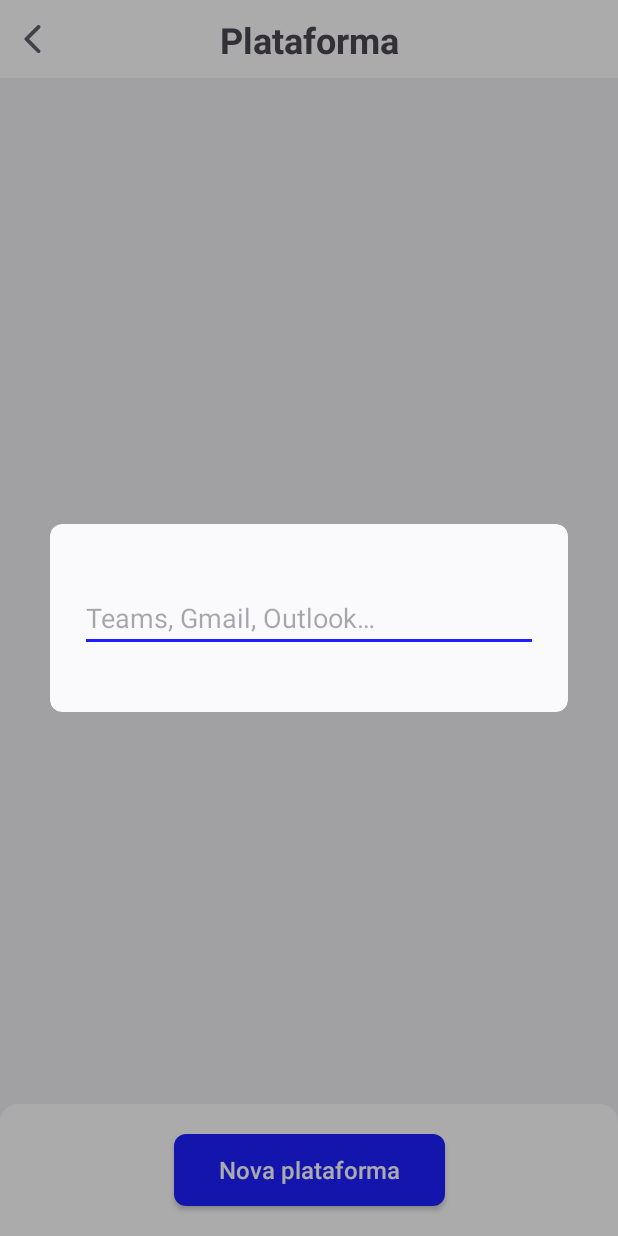
After one commit to L-Mosca/Dumb-Password, an Android app: the NewPlatformDialog screen opened through its navigation route, on a phone screen of 412 x 824 dp. The commit adds this screen. Run offline under Robolectric (Android 15) with nearby library versions, the phone set to English and light mode, and no system bars; our stand-ins replace Dagger/Hilt's generated code.

Commit message:
Feature: Add platform flow.

```diff
--- a/app/src/main/java/br/com/moscatech/dumbpassword/data/local/preferences/PreferencesContract.kt
+++ b/app/src/main/java/br/com/moscatech/dumbpassword/data/local/preferences/PreferencesContract.kt
@@ -4,4 +4,7 @@ interface PreferencesContract {
 
     suspend fun saveGroup(newGroups: List<String>)
     suspend fun getGroups(): List<String>
+
+    suspend fun savePlatform(newPlatforms: List<String>)
+    suspend fun  getPlatforms(): List<String>
 }
--- a/app/src/main/java/br/com/moscatech/dumbpassword/data/local/preferences/PreferencesDataStore.kt
+++ b/app/src/main/java/br/com/moscatech/dumbpassword/data/local/preferences/PreferencesDataStore.kt
@@ -23,6 +23,7 @@ class PreferencesDataStore @Inject constructor(@ApplicationContext context: Cont
         private const val NAME = "${BuildConfig.VERSION_NAME}.Preferences.${BuildConfig.BUILD_TYPE}"
 
         private val groups = stringPreferencesKey(name = "$NAME.Groups")
+        private val platforms = stringPreferencesKey(name = "$NAME.Platforms")
     }
 
     private val Context.dataStore by preferencesDataStore(name = NAME)
@@ -38,6 +39,16 @@ class PreferencesDataStore @Inject constructor(@ApplicationContext context: Cont
         return dataStore.getData<List<String>>(groups) ?: emptyList()
     }
 
+    override suspend fun savePlatform(newPlatforms: List<String>) {
+        dataStore.edit { pref ->
+            pref[platforms] = Gson().toJson(newPlatforms)
+        }
+    }
+
+    override suspend fun getPlatforms(): List<String> {
+        return dataStore.getData<List<String>>(platforms) ?: emptyList()
+    }
+
     internal suspend inline fun <reified T> DataStore<Preferences>.getData(key: Preferences.Key<String>): T? {
         return runCatching {
             this.data.catch { exception ->
--- /dev/null
+++ b/app/src/main/java/br/com/moscatech/dumbpassword/domain/model/exceptions/DuplicatedPlatformException.kt
@@ -0,0 +1,3 @@
+package br.com.moscatech.dumbpassword.domain.model.exceptions
+
+class DuplicatedPlatformException : Exception()
--- /dev/null
+++ b/app/src/main/java/br/com/moscatech/dumbpassword/ui/screens/new_platform/NewPlatformDialog.kt
@@ -0,0 +1,44 @@
+package br.com.moscatech.dumbpassword.ui.screens.new_platform
+
+import android.view.LayoutInflater
+import androidx.fragment.app.viewModels
+import br.com.moscatech.dumbpassword.base.BaseDialogFragment
+import br.com.moscatech.dumbpassword.databinding.DialogNewPlatformBinding
+import br.com.moscatech.dumbpassword.utils.showKeyboard
+import dagger.hilt.android.AndroidEntryPoint
+
+@AndroidEntryPoint
+class NewPlatformDialog : BaseDialogFragment<DialogNewPlatformBinding>() {
+
+    companion object {
+        const val NEW_PLATFORM_ARG = "NewPlatformDialog.NewPlatformArg"
+    }
+
+    override val bindingInflater: (LayoutInflater) -> DialogNewPlatformBinding
+        get() = DialogNewPlatformBinding::inflate
+
+    override val viewModel: NewPlatformViewModel by viewModels()
+
+    override fun initViews() {
+        binding.etNewPlatformName.showKeyboard(requireActivity().window)
+
+        with(binding.etNewPlatformName) {
+            setOnEditorActionListener { textView, actionId, _ ->
+                viewModel.onEditorActionListener(textView, actionId)
+            }
+        }
+    }
+
+    override fun initObservers() {
+        // return to 'GroupFragment'
+        viewModel.platformSaved.observe(this) {
+            setNavigationResult(NEW_PLATFORM_ARG, it)
+            dismiss()
+        }
+
+        viewModel.platformName.observe(this) {
+            binding.etNewPlatformName.setText(it)
+            binding.etNewPlatformName.setSelection(it.length)
+        }
+    }
+}
--- /dev/null
+++ b/app/src/main/java/br/com/moscatech/dumbpassword/ui/screens/new_platform/NewPlatformViewModel.kt
@@ -0,0 +1,54 @@
+package br.com.moscatech.dumbpassword.ui.screens.new_platform
+
+import android.view.inputmethod.EditorInfo
+import android.widget.TextView
+import androidx.lifecycle.LiveData
+import androidx.lifecycle.MutableLiveData
+import androidx.lifecycle.SavedStateHandle
+import androidx.lifecycle.viewModelScope
+import br.com.moscatech.dumbpassword.base.BaseViewModel
+import br.com.moscatech.dumbpassword.domain.use_case.PlatformUseCase
+import dagger.hilt.android.lifecycle.HiltViewModel
+import kotlinx.coroutines.launch
+import javax.inject.Inject
+
+@HiltViewModel
+class NewPlatformViewModel @Inject constructor(
+    private val platformUseCase: PlatformUseCase,
+    savedStateHandle: SavedStateHandle,
+) : BaseViewModel() {
+
+    private val _platformSaved: MutableLiveData<String> = MutableLiveData()
+    val platformSaved: LiveData<String> get() = _platformSaved
+
+    private val platformArg: String = savedStateHandle["platform"] ?: ""
+
+    private val _platformName: MutableLiveData<String> = MutableLiveData()
+    val platformName: LiveData<String> get() = _platformName
+
+    private val isEditMode = platformArg.isNotEmpty()
+
+    init {
+        _platformName.postValue(platformArg)
+    }
+
+    fun onEditorActionListener(view: TextView, actionId: Int): Boolean {
+        return if (actionId == EditorInfo.IME_ACTION_SEND) {
+            val platformName = view.text.toString()
+            viewModelScope.launch {
+                if (isEditMode) editPlatform(platformName)
+                else savePlatform(platformName)
+                _platformSaved.postValue(platformName)
+            }
+            true
+        } else false
+    }
+
+    private suspend fun savePlatform(platformName: String) {
+        platformUseCase.savePlatform(platformName)
+    }
+
+    private suspend fun editPlatform(platformName: String) {
+        platformUseCase.editPlatform(platformArg, platformName)
+    }
+}
--- /dev/null
+++ b/app/src/main/java/br/com/moscatech/dumbpassword/ui/screens/platform/PlatformFragment.kt
@@ -0,0 +1,79 @@
+package br.com.moscatech.dumbpassword.ui.screens.platform
+
+import android.view.Gravity
+import android.view.LayoutInflater
+import androidx.appcompat.widget.PopupMenu
+import androidx.fragment.app.viewModels
+import br.com.moscatech.dumbpassword.R
+import br.com.moscatech.dumbpassword.base.BaseFragment
+import br.com.moscatech.dumbpassword.databinding.FragmentPlatformBinding
+import br.com.moscatech.dumbpassword.ui.adapters.GroupAdapter
+import br.com.moscatech.dumbpassword.ui.screens.new_platform.NewPlatformDialog
+import br.com.moscatech.dumbpassword.utils.navigate
+import br.com.moscatech.dumbpassword.utils.popBackStack
+import dagger.hilt.android.AndroidEntryPoint
+
+@AndroidEntryPoint
+class PlatformFragment : BaseFragment<FragmentPlatformBinding>() {
+
+    companion object {
+        const val SELECTED_PLATFORM_ARG = "GroupFragment.SelectedPlatformArg"
+    }
+
+    override val bindingInflater: (LayoutInflater) -> FragmentPlatformBinding
+        get() = FragmentPlatformBinding::inflate
+
+    override val viewModel: PlatformViewModel by viewModels()
+
+    private val adapter by lazy { GroupAdapter() }
+
+    override fun initViews() {
+        binding.apply {
+            platformAppBar.setOnBackClickListener { popBackStack() }
+
+            btNewPlatform.setOnClickListener {
+                val direction = PlatformFragmentDirections.actionPlatformFragmentToNewPlatformDialog()
+                navigate(direction)
+            }
+        }
+    }
+
+    override fun initObservers() {
+        viewModel.platformList.observe(this) { platformList ->
+            setupAdapter(platformList)
+        }
+
+        viewModel.showEditDialog.observe(viewLifecycleOwner) { (_, platform) ->
+            val direction = PlatformFragmentDirections.actionPlatformFragmentToNewPlatformDialog(platform)
+            navigate(direction)
+        }
+
+        // Called when user press 'send' on keyboard in 'NewPlatformDialog'
+        getNavigationResult<String>(NewPlatformDialog.NEW_PLATFORM_ARG)?.observe(viewLifecycleOwner) {
+            viewModel.getPlatforms()
+        }
+    }
+
+    private fun setupAdapter(platformList: List<String>) {
+        binding.rvPlatforms.adapter = adapter
+        adapter.submitList(platformList)
+
+        adapter.onItemClicked = { platform, _ ->
+            setNavigationResult(SELECTED_PLATFORM_ARG, platform)
+            popBackStack()
+        }
+        adapter.onItemLongClicked = { platform, view, position ->
+            PopupMenu(requireContext(), view, Gravity.END).apply {
+                menuInflater.inflate(R.menu.group_menu, this.menu)
+                setOnMenuItemClickListener {
+                    when (it.itemId) {
+                        R.id.menuGroupEdit -> viewModel.onEditClicked(platform, position)
+                        R.id.menuGroupDelete -> viewModel.onDeleteClicked(platform)
+                    }
+                    true
+                }
+                show()
+            }
+        }
+    }
+}
--- /dev/null
+++ b/app/src/main/java/br/com/moscatech/dumbpassword/ui/screens/platform/PlatformViewModel.kt
@@ -0,0 +1,45 @@
+package br.com.moscatech.dumbpassword.ui.screens.platform
+
+import androidx.lifecycle.LiveData
+import androidx.lifecycle.MutableLiveData
+import androidx.lifecycle.viewModelScope
+import br.com.moscatech.dumbpassword.base.BaseViewModel
+import br.com.moscatech.dumbpassword.domain.use_case.PlatformUseCase
+import dagger.hilt.android.lifecycle.HiltViewModel
+import kotlinx.coroutines.launch
+import javax.inject.Inject
+
+@HiltViewModel
+class PlatformViewModel @Inject constructor(
+    private val platformUseCase: PlatformUseCase,
+) : BaseViewModel() {
+
+    private val _platformList = MutableLiveData<List<String>>()
+    val platformList: LiveData<List<String>> get() = _platformList
+
+    private val _showEditDialog = MutableLiveData<Pair<Int, String>>()
+    val showEditDialog: LiveData<Pair<Int, String>> get() = _showEditDialog
+
+    init {
+        getPlatforms()
+    }
+
+    fun getPlatforms() {
+        viewModelScope.launch {
+            _platformList.postValue(platformUseCase.getPlatforms())
+        }
+    }
+
+    fun onEditClicked(group: String, position: Int) {
+        _showEditDialog.postValue(Pair(position, group))
+    }
+
+    fun onDeleteClicked(group: String) {
+        viewModelScope.launch {
+            val list = _platformList.value?.toMutableList() ?: mutableListOf()
+            list.remove(group)
+            platformUseCase.deletePlatform(list)
+            _platformList.postValue(list)
+        }
+    }
+}
--- a/app/src/main/java/br/com/moscatech/dumbpassword/utils/ViewExtensions.kt
+++ b/app/src/main/java/br/com/moscatech/dumbpassword/utils/ViewExtensions.kt
@@ -1 +1,10 @@
 package br.com.moscatech.dumbpassword.utils
+
+import android.view.View
+import android.view.Window
+import androidx.core.view.WindowCompat
+import androidx.core.view.WindowInsetsCompat
+
+fun View.showKeyboard(window: Window) {
+    WindowCompat.getInsetsController(window, this).show(WindowInsetsCompat.Type.ime())
+}
--- /dev/null
+++ b/app/src/main/res/layout/dialog_new_platform.xml
@@ -0,0 +1,28 @@
+<?xml version="1.0" encoding="utf-8"?>
+<com.google.android.material.card.MaterialCardView xmlns:android="http://schemas.android.com/apk/res/android"
+    android:layout_width="match_parent"
+    android:layout_height="wrap_content"
+    android:layout_gravity="center"
+    android:layout_margin="20dp">
+
+    <androidx.appcompat.widget.LinearLayoutCompat
+        android:layout_width="match_parent"
+        android:layout_height="wrap_content"
+        android:layout_gravity="center_horizontal"
+        android:orientation="vertical"
+        android:paddingHorizontal="20dp"
+        android:paddingVertical="40dp">
+
+        <com.google.android.material.textfield.TextInputEditText
+            android:id="@+id/etNewPlatformName"
+            android:layout_width="match_parent"
+            android:layout_height="wrap_content"
+            android:hint="@string/platform_examples"
+            android:imeOptions="actionSend"
+            android:inputType="text"
+            android:lines="1"
+            android:maxLength="40"
+            android:maxLines="1" />
+
+    </androidx.appcompat.widget.LinearLayoutCompat>
+</com.google.android.material.card.MaterialCardView>
--- /dev/null
+++ b/app/src/main/res/layout/fragment_platform.xml
@@ -0,0 +1,52 @@
+<?xml version="1.0" encoding="utf-8"?>
+<androidx.constraintlayout.widget.ConstraintLayout xmlns:android="http://schemas.android.com/apk/res/android"
+    xmlns:app="http://schemas.android.com/apk/res-auto"
+    xmlns:tools="http://schemas.android.com/tools"
+    android:layout_width="match_parent"
+    android:layout_height="match_parent"
+    android:background="?attr/containerColor">
+
+    <br.com.moscatech.dumbpassword.ui.custom_view.BaseAppBar
+        android:id="@+id/platformAppBar"
+        android:layout_width="0dp"
+        android:layout_height="wrap_content"
+        app:layout_constraintEnd_toEndOf="parent"
+        app:layout_constraintStart_toStartOf="parent"
+        app:layout_constraintTop_toTopOf="parent"
+        app:title="@string/platform" />
+
+    <androidx.recyclerview.widget.RecyclerView
+        android:id="@+id/rvPlatforms"
+        android:layout_width="0dp"
+        android:layout_height="0dp"
+        app:layoutManager="androidx.recyclerview.widget.LinearLayoutManager"
+        app:layout_constraintBottom_toTopOf="@id/clPlatformButton"
+        app:layout_constraintEnd_toEndOf="parent"
+        app:layout_constraintStart_toStartOf="parent"
+        app:layout_constraintTop_toBottomOf="@id/platformAppBar"
+        tools:itemCount="10"
+        tools:listitem="@layout/adapter_group" />
+
+    <androidx.constraintlayout.widget.ConstraintLayout
+        android:id="@+id/clPlatformButton"
+        android:layout_width="0dp"
+        android:layout_height="wrap_content"
+        android:background="@drawable/bottom_sheet_shape"
+        app:layout_constraintBottom_toBottomOf="parent"
+        app:layout_constraintEnd_toEndOf="parent"
+        app:layout_constraintStart_toStartOf="parent">
+
+        <androidx.appcompat.widget.AppCompatButton
+            android:id="@+id/btNewPlatform"
+            android:layout_width="wrap_content"
+            android:layout_height="wrap_content"
+            android:layout_margin="20dp"
+            android:text="@string/new_platform"
+            app:layout_constraintBottom_toBottomOf="parent"
+            app:layout_constraintEnd_toEndOf="parent"
+            app:layout_constraintStart_toStartOf="parent"
+            app:layout_constraintTop_toTopOf="parent" />
+    </androidx.constraintlayout.widget.ConstraintLayout>
+
+
+</androidx.constraintlayout.widget.ConstraintLayout>
--- a/app/src/main/res/navigation/main_nav_graph.xml
+++ b/app/src/main/res/navigation/main_nav_graph.xml
@@ -37,7 +37,11 @@
         <action
             android:id="@+id/action_createPasswordFragment_to_group_nav_graph"
             app:destination="@id/group_nav_graph" />
+        <action
+            android:id="@+id/action_createPasswordFragment_to_platform_nav_graph"
+            app:destination="@id/platform_nav_graph" />
     </fragment>
 
     <include app:graph="@navigation/group_nav_graph" />
+    <include app:graph="@navigation/platform_nav_graph" />
 </navigation>
--- /dev/null
+++ b/app/src/main/res/navigation/platform_nav_graph.xml
@@ -0,0 +1,29 @@
+<?xml version="1.0" encoding="utf-8"?>
+<navigation xmlns:android="http://schemas.android.com/apk/res/android"
+    xmlns:app="http://schemas.android.com/apk/res-auto"
+    xmlns:tools="http://schemas.android.com/tools"
+    android:id="@+id/platform_nav_graph"
+    app:startDestination="@id/platformFragment">
+
+    <fragment
+        android:id="@+id/platformFragment"
+        android:name="br.com.moscatech.dumbpassword.ui.screens.platform.PlatformFragment"
+        android:label="PlatformFragment"
+        tools:layout="@layout/fragment_platform">
+        <action
+            android:id="@+id/action_platformFragment_to_newPlatformDialog"
+            app:destination="@id/newPlatformDialog" />
+    </fragment>
+
+    <dialog
+        android:id="@+id/newPlatformDialog"
+        android:name="br.com.moscatech.dumbpassword.ui.screens.new_platform.NewPlatformDialog"
+        android:label="NewPlatformDialog"
+        tools:layout="@layout/dialog_new_platform">
+        <argument
+            android:name="platform"
+            android:defaultValue="@null"
+            app:argType="string"
+            app:nullable="true" />
+    </dialog>
+</navigation>
--- a/app/src/main/res/values/strings.xml
+++ b/app/src/main/res/values/strings.xml
@@ -18,4 +18,8 @@
     <string name="exclude">Excluir</string>
     <string name="edit">Editar</string>
 
+    <!-- Platform -->
+    <string name="platform_examples">Teams, Gmail, Outlook…</string>
+    <string name="new_platform">Nova plataforma</string>
+
 </resources>
```
Also changed, not shown: app/src/main/java/br/com/moscatech/dumbpassword/domain/use_case/PlatformUseCase.kt (added, +35 -0 lines), app/src/main/java/br/com/moscatech/dumbpassword/ui/screens/create_password/CreatePasswordFragment.kt (+22 -2 lines), app/src/main/java/br/com/moscatech/dumbpassword/ui/screens/new_group/NewGroupDialog.kt (+4 -3 lines).
